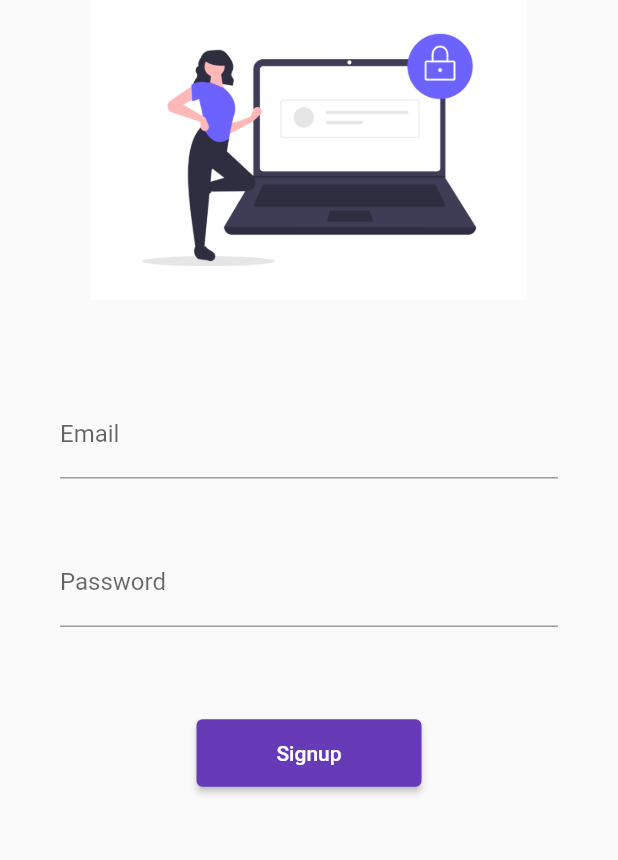
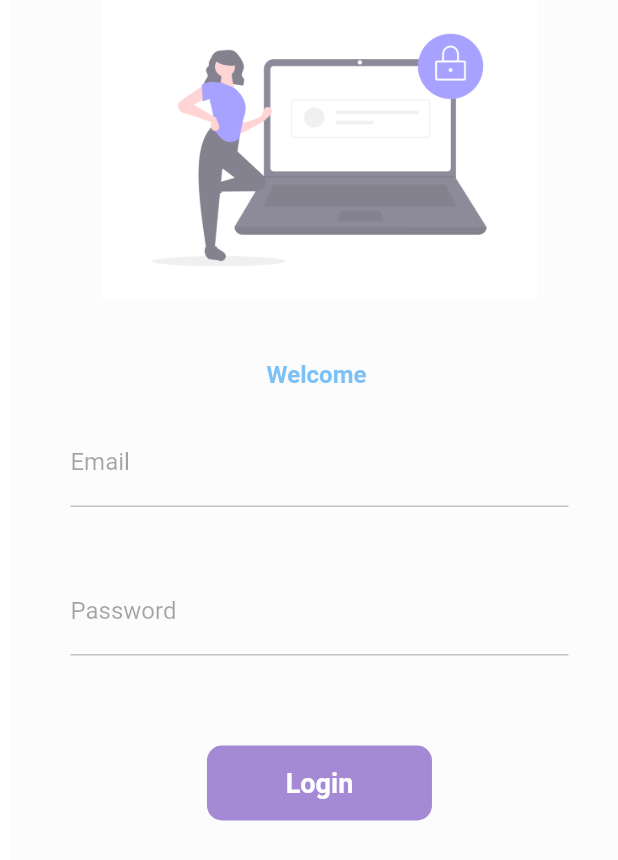
Before and after one commit to vrnthakur43/flutter_training, a Flutter app: the screen it shows after launch, after a tap on "Login", on a phone screen of 412 x 824 dp. Shown: the top 860 px of the screen. Run offline on Flutter 3.47's test engine with Material 2 defaults, Android fonts, the phone set to English and light mode, and no system bars.

Commit message:
day 6 completed

```diff
--- a/lib/login_page.dart
+++ b/lib/login_page.dart
@@ -1,8 +1,18 @@
+import 'dart:async';
+
 import 'package:flutter/material.dart';
 import 'package:flutter_training/utils/MyRoutes.dart';
 
-class LoginPage extends StatelessWidget {
+class LoginPage extends StatefulWidget {
   const LoginPage({Key? key}) : super(key: key);
+
+  @override
+  State<LoginPage> createState() => _LoginPageState();
+}
+
+class _LoginPageState extends State<LoginPage> {
+  String name = "";
+  bool changeButton = false;
 
   @override
   Widget build(BuildContext context) {
@@ -21,7 +31,7 @@ class LoginPage extends StatelessWidget {
                 height: 40,
               ),
               Text(
-            "Welcome",
+                "Welcome $name",
                 style: TextStyle(
                     fontStyle: FontStyle.normal,
                     fontSize: 25,
@@ -36,6 +46,10 @@ class LoginPage extends StatelessWidget {
                         hintText: "Enter Username",
                         labelText: "Username",
                       ),
+                      onChanged: (value) {
+                        name = value;
+                        setState(() {});
+                      },
                     ),
                     TextFormField(
                       obscureText: true,
@@ -48,19 +62,44 @@ class LoginPage extends StatelessWidget {
               SizedBox(
                 height: 20.0,
               ),
-          ElevatedButton(
+              InkWell(
+                onTap:() async {
+                  setState(() {
+                    changeButton = true;
+                  });
+                  await Future.delayed(Duration(seconds: 1));
+                  Navigator.pushNamed(context, MyRoute.singupRoute);
+                },
+                child: AnimatedContainer(
+                  duration: Duration(seconds: 1),
+                  width: changeButton?50 : 150,
+                  height: 50,
+                  alignment: Alignment.center,
+                  child: changeButton?Icon(Icons.done,color: Colors.white,) : Text(
+                    "Login",
+                    style: TextStyle(
+                        color: Colors.white,
+                        fontSize: 16,
+                        fontWeight: FontWeight.bold),
+                  ),
+                  decoration: BoxDecoration(
+                    color: Colors.deepPurple,
+                    // shape: changeButton ? BoxShape.circle:BoxShape.rectangle,
+                    borderRadius: BorderRadius.circular(changeButton?50:8)
+                  ),
+                ),
+              )
+              /*  ElevatedButton(
                 onPressed: () {
                   Navigator.pushNamed(context, MyRoute.singupRoute);
                 },
                 child: Text("Login"),
                 style: TextButton.styleFrom(minimumSize: Size(150, 40)),
-          ),
-
+              ),*/
             ],
           ),
-        ),)
-    ,
+        ),
+      ),
     );
   }
-
 }
--- a/lib/practice_page.dart
+++ b/lib/practice_page.dart
@@ -1,8 +1,16 @@
 import 'package:flutter/material.dart';
 import 'package:flutter_training/utils/MyRoutes.dart';
 
-class SignupPage extends StatelessWidget {
+class SignupPage extends StatefulWidget {
   const SignupPage({Key? key}) : super(key: key);
+
+  @override
+  State<SignupPage> createState() => _SignupPageState();
+}
+
+class _SignupPageState extends State<SignupPage> {
+  String name = "";
+  bool buttonChange = false;
 
   @override
   Widget build(BuildContext context) {
@@ -17,11 +25,23 @@ class SignupPage extends StatelessWidget {
             SizedBox(
               height: 40,
             ),
+            Text(
+              "Welcome $name",
+              style: TextStyle(
+                  color: Colors.blue,
+                  fontSize: 16,
+                  fontWeight: FontWeight.bold),
+            ),
             Padding(
               padding: EdgeInsets.symmetric(vertical: 20.0, horizontal: 40.0),
               child: TextFormField(
-                decoration:
-                    InputDecoration(hintText: "Enter Email", labelText: "Email"),
+                decoration: InputDecoration(
+                    hintText: "Enter Email", labelText: "Email"),
+                onChanged: (value) {
+                  setState(() {
+                    name = value;
+                  });
+                },
               ),
             ),
             Padding(
@@ -32,11 +52,42 @@ class SignupPage extends StatelessWidget {
                     hintText: "Enter Password", labelText: "Password"),
               ),
             ),
-            SizedBox(height: 40,),
-            ElevatedButton(onPressed: () {
-              Navigator.pushNamed(context, MyRoute.homeRoute);
-            }, child: Text("Signup"),
-            style: TextButton.styleFrom(minimumSize: Size(150, 45)),)
+            SizedBox(
+              height: 40,
+            ),
+            InkWell(
+              onTap:() async {
+                setState(() {
+                  buttonChange = true;
+                });
+
+                await Future.delayed(Duration(seconds: 1));
+                Navigator.pushNamed(context, MyRoute.homeRoute);
+              },
+              child: AnimatedContainer(
+                duration: Duration(seconds: 1),
+                width: buttonChange?50:150,
+                height: 50,
+                decoration: BoxDecoration(
+                    color: Colors.deepPurple,
+                    borderRadius: BorderRadius.circular(buttonChange?50:10)),
+                alignment: Alignment.center,
+                child: buttonChange? Icon(Icons.done,color: Colors.white,) :Text(
+                  "Login",
+                  style: TextStyle(
+                      color: Colors.white,
+                      fontWeight: FontWeight.bold,
+                      fontSize: 18),
+                ),
+              ),
+            )
+            /*  ElevatedButton(
+              onPressed: () {
+                Navigator.pushNamed(context, MyRoute.homeRoute);
+              },
+              child: Text("Signup"),
+              style: TextButton.styleFrom(minimumSize: Size(150, 45)),
+            )*/
           ],
         ),
       ),
```
Lines whose indentation alone changed are shown as unchanged.
